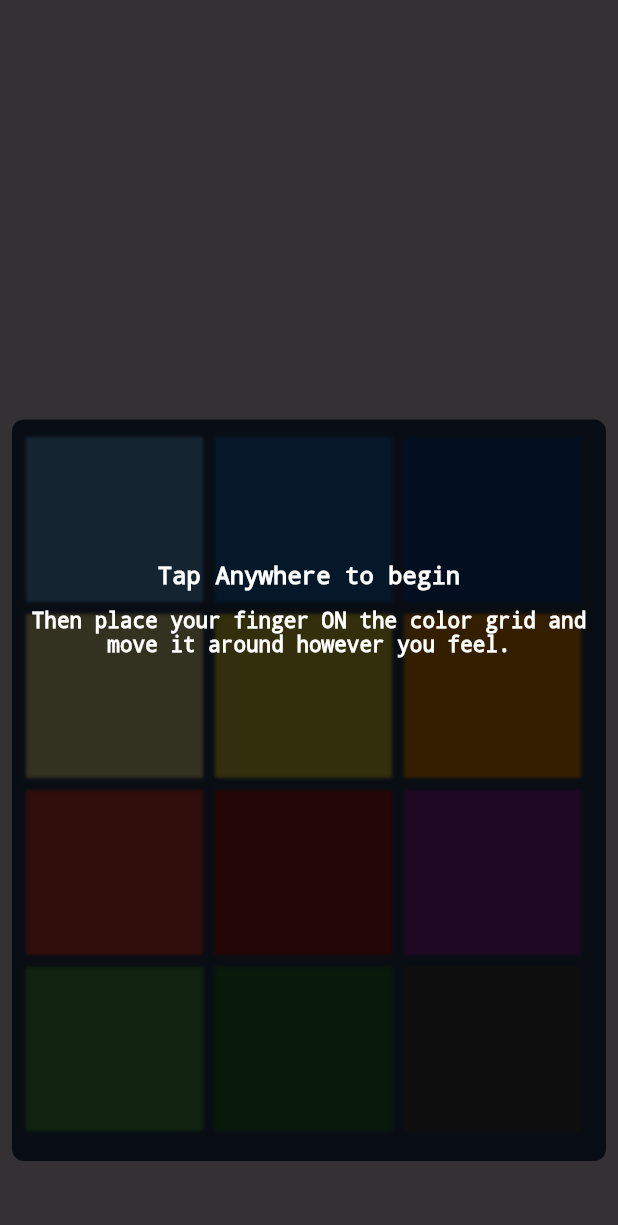
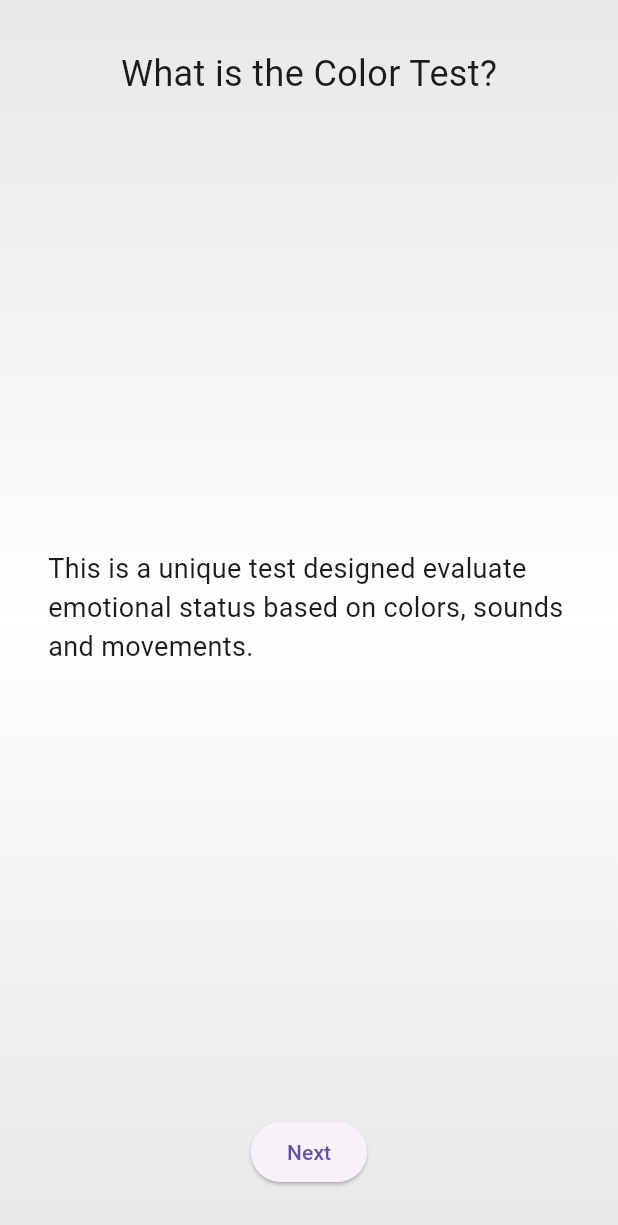
Before and after one commit to jackson338/color_emotions_test, a Flutter app: the screen it shows after launch, after a tap on "Start", on a phone screen of 412 x 824 dp. Shown: the top 1225 px of the screen. Run offline on Flutter 3.47's test engine with Material 3 defaults, Android fonts, the phone set to English and light mode, and no system bars; our stand-ins replace flutter_bloc.

Commit message:
Built instructions_view.
Start is not functional yet on this page. Progress on instructions is not saved yet.

```diff
--- /dev/null
+++ b/health_app/lib/instructions_view.dart
@@ -0,0 +1,87 @@
+import 'package:flutter/material.dart';
+//import 'package:health_app/main.dart';
+
+class InstructionsView extends StatefulWidget {
+  InstructionsView({super.key});
+
+  @override
+  State<InstructionsView> createState() => _InstructionsViewState();
+}
+
+class _InstructionsViewState extends State<InstructionsView> {
+  final List<Color> backgroundGradientColors = [
+    Color.fromARGB(221, 230, 230, 230),
+    Colors.white,
+    Color.fromARGB(221, 230, 230, 230)
+  ];
+  final List<String> instructionTitles = [
+    'What is the Color Test?',
+    'Why is it free?',
+    'How does it work?',
+  ];
+  final List<String> instructionBodies = [
+    'This is a unique test designed evaluate emotional status based on colors, sounds and movements.',
+    'The color test was created in an effort to study the validity and scientific value of the influence that colors can have on our emotions. This is a prototype designed to validate the concept and your feedback is essential. We would like to find ways this can be implemented for mental health in business environments and others. We are anonymously collecting data produced in these tests in order to back the theory and to realize our dream of real world use of a potentially powerful tool. Thank you for participating!',
+    'Once you start move your finger around the colors however you FEEL for 10 seconds. Then review the assessment and provide feedback. When you are ready press Start.',
+  ];
+  int currentState = 0;
+  String currentButtonText = 'Next';
+
+  void onNextPressed() {
+    setState(() {
+      if (currentState != instructionTitles.length - 1) {
+        currentState += 1;
+      } else {
+        //Start the color test.
+      }
+      if (currentState == instructionTitles.length - 1) {
+        currentButtonText = 'Start';
+      }
+    });
+  }
+
+  @override
+  Widget build(BuildContext context) {
+    return Scaffold(
+        body: SafeArea(
+            child: Expanded(
+      child: Container(
+        height: MediaQuery.of(context).size.height -
+            MediaQuery.of(context).padding.top,
+        decoration: BoxDecoration(
+          gradient: LinearGradient(
+            begin: Alignment.topCenter,
+            end: Alignment.bottomCenter,
+            colors: backgroundGradientColors,
+          ),
+        ),
+        child: Center(
+          child: Column(
+            children: [
+              //for (final title in instructionTitles)
+              //{
+              Padding(
+                padding: EdgeInsets.all(32.0),
+                child: Text(instructionTitles[currentState],
+                    style: TextStyle(fontSize: 24.0)),
+              ),
+              const Spacer(),
+              Padding(
+                padding: EdgeInsets.all(32.0),
+                child: Text(instructionBodies[currentState],
+                    style: TextStyle(fontSize: 18.0)),
+              ),
+              const Spacer(),
+              Padding(
+                padding: EdgeInsets.all(32.0),
+                child: ElevatedButton(
+                    onPressed: onNextPressed, child: Text(currentButtonText)),
+              ),
+              //}
+            ],
+          ),
+        ),
+      ),
+    )));
+  }
+}
--- a/health_app/lib/main.dart
+++ b/health_app/lib/main.dart
@@ -1,5 +1,6 @@
 import 'package:flutter/material.dart';
 import 'package:health_app/color_test.dart';
+import 'package:health_app/instructions_view.dart';
 
 void main() => runApp(const MaterialApp(home: RbeatApp()));
 
@@ -13,42 +14,7 @@ class RbeatApp extends StatelessWidget {
       body: SafeArea(
         child: Column(
           children: [
-            Padding(
-              padding: const EdgeInsets.fromLTRB(0.0, 0.0, 0.0, 8.0),
-              child: Container(
-                width: double.infinity,
-                decoration: const BoxDecoration(
-                    borderRadius: BorderRadius.zero,
-                    gradient: LinearGradient(
-                      begin: Alignment.topRight,
-                      end: Alignment.bottomLeft,
-                      colors: [
-                        Colors.red,
-                        Colors.orange,
-                        Colors.yellow,
-                        Colors.green,
-                        Colors.blue,
-                        Colors.indigo,
-                        Colors.purple,
-                      ],
-                    )),
-                child: const Column(
-                  children: [
-                    Padding(
-                      padding: EdgeInsets.all(8.0),
-                      child: Text(
-                        'Color Emotions Test',
-                        style: TextStyle(
-                          fontSize: 28,
-                          fontWeight: FontWeight.bold,
-                        ),
-                        textAlign: TextAlign.center,
-                      ),
-                    ),
-                  ],
-                ),
-              ),
-            ),
+            TitleBar(),
             Padding(
               padding:
                   const EdgeInsets.symmetric(vertical: 8.0, horizontal: 16.0),
@@ -91,7 +57,7 @@ class RbeatApp extends StatelessWidget {
                 onTap: () => Navigator.push(
                   context,
                   MaterialPageRoute(
-                    builder: (context) => const CETview(),
+                    builder: (context) => InstructionsView(),
                   ),
                 ),
                 child: Container(
@@ -139,7 +105,7 @@ class RbeatApp extends StatelessWidget {
                     Padding(
                       padding: EdgeInsets.fromLTRB(16.0, 8.0, 16.0, 16.0),
                       child: Text(
-                        'Once you start move your finger around the colors however you FEEL for 10 seconds. Then review the assessment and provide feedback.',
+                        'Once you start, move your finger around the colors however you FEEL for 10 seconds. Then review the assessment and provide feedback.',
                         style: TextStyle(
                           fontSize: 16,
                         ),
@@ -156,3 +122,50 @@ class RbeatApp extends StatelessWidget {
     );
   }
 }
+
+class TitleBar extends StatelessWidget {
+  const TitleBar({
+    super.key,
+  });
+
+  @override
+  Widget build(BuildContext context) {
+    return Padding(
+      padding: const EdgeInsets.fromLTRB(0.0, 0.0, 0.0, 8.0),
+      child: Container(
+        width: double.infinity,
+        decoration: const BoxDecoration(
+            borderRadius: BorderRadius.zero,
+            gradient: LinearGradient(
+              begin: Alignment.topRight,
+              end: Alignment.bottomLeft,
+              colors: [
+                //Colors.red,
+                //Colors.orange,
+                //Colors.yellow,
+                //Colors.green,
+                Colors.blue,
+                Colors.indigo,
+                Colors.purple,
+              ],
+            )),
+        child: const Column(
+          children: [
+            Padding(
+              padding: EdgeInsets.all(8.0),
+              child: Text(
+                'Color Emotions Test',
+                style: TextStyle(
+                  fontSize: 28,
+                  fontWeight: FontWeight.bold,
+                  color: Colors.white,
+                ),
+                textAlign: TextAlign.center,
+              ),
+            ),
+          ],
+        ),
+      ),
+    );
+  }
+}
```
